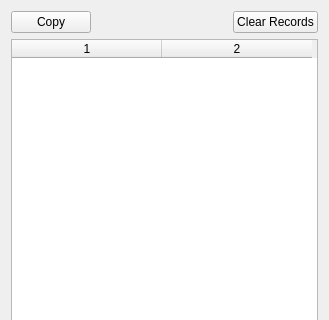
Qt form setup_j/pcali_wlen_power.ui (EdwarDu/autools) before a commit; both pictures show x 0 to 329 and y 0 to 320 of the 329 by 659 pixel window.
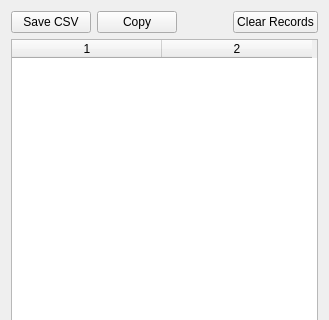
The same form after that commit.

Commit message: add dump and load pcali power, fix run.py for windows

Patch:
```diff
--- a/setup_j/pcali_wlen_power.ui
+++ b/setup_j/pcali_wlen_power.ui
@@ -16,6 +16,13 @@
   <layout class="QVBoxLayout" name="verticalLayout">
    <item>
     <layout class="QHBoxLayout" name="horizontalLayout">
+     <item>
+      <widget class="QPushButton" name="pushButton_SaveCSV">
+       <property name="text">
+        <string>Save CSV</string>
+       </property>
+      </widget>
+     </item>
      <item>
       <widget class="QPushButton" name="pushButton_Copy">
        <property name="text">
```
The commit also changes 4 other files.
